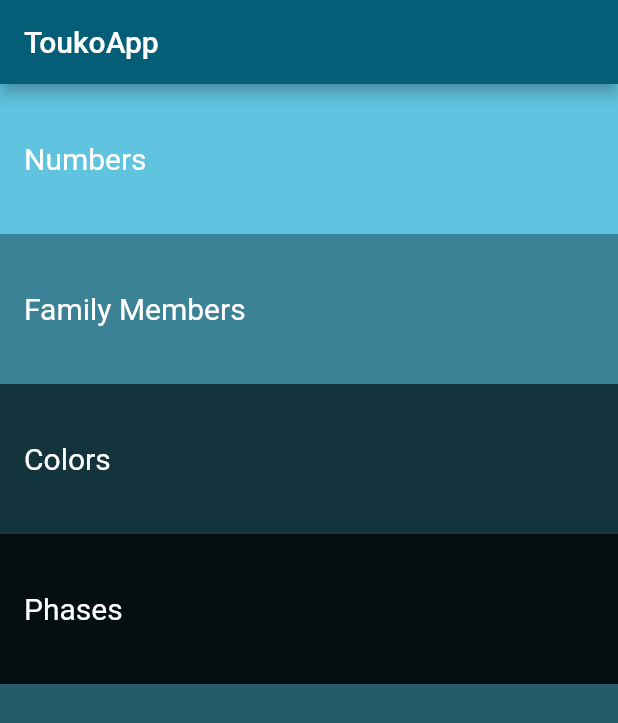
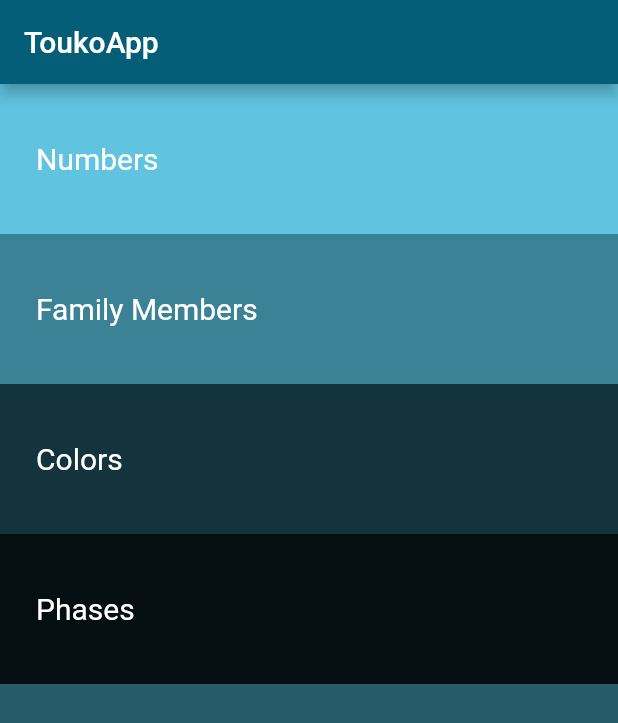
Before and after one commit to MohamedElmelegy74/Flutter, a Flutter app: the screen it shows after launch, on a phone screen of 412 x 824 dp. Shown: the top 723 px of the screen. Run offline on Flutter 3.47's test engine with Material 2 defaults, Android fonts, the phone set to English and light mode, and no system bars.

Commit message:
second commit

```diff
--- a/language_app/lib/Screens/home_screen.dart
+++ b/language_app/lib/Screens/home_screen.dart
@@ -1,30 +1,45 @@
 import 'package:flutter/material.dart';
+import 'package:language_app/Screens/numbers_screen.dart';
 import 'package:language_app/components/category_items.dart';
 
 class HomePage extends StatelessWidget {
-  HomePage({super.key});
+  const HomePage({super.key});
 
   @override
   Widget build(BuildContext context) {
     return Scaffold(
       appBar: AppBar(
         title: const Text('ToukoApp'),
-        backgroundColor: Color(0xff045E77),
+        backgroundColor: const Color(0xff045E77),
       ),
-      backgroundColor: Color(0xff265B6A),
+      backgroundColor: const Color(0xff265B6A),
       body: Column(
         children: [
           ///Numbers Screen
-          Category('Numbers', Color(0xff60C4E0), () {}),
+          Category(
+              text: 'Numbers',
+              color: const Color(0xff60C4E0),
+              onTop: () {
+                Navigator.push(context, MaterialPageRoute(builder: (context) {
+                  return const NumbersPage();
+                }));
+              }),
 
           ///Family Members Screen
-          Category('Family Members', Color(0xff3B8296), () {}),
+          Category(
+              text: 'Family Members',
+              color: const Color(0xff3B8296),
+              onTop: () {}),
 
           ///Colors Screen
-          Category('Colors', Color(0xff14343D), () {}),
+          Category(text: 'Colors',
+          color: const Color(0xff14343D),
+          onTop: () {}),
 
           ///Phases Screen
-          Category('Phases', Color(0xff050E11), () {})
+          Category(text: 'Phases',
+          color: const Color(0xff050E11),
+          onTop: () {})
         ],
       ),
     );
--- a/language_app/lib/components/category_items.dart
+++ b/language_app/lib/components/category_items.dart
@@ -1,25 +1,24 @@
 import 'package:flutter/material.dart';
-///This Cod For Grop Of Containers Items Can use it in any broject
 class Category extends StatelessWidget {
-  Category(this.text, this.color, this.onTop);
+  Category({super.key,  this.text, this.color, this.onTop});
 
-  Color? color;
-  VoidCallback? onTop;
-  String? text;
+   String? text;
+   Color? color;
+   VoidCallback? onTop;
 
   @override
   Widget build(BuildContext context) {
     return GestureDetector(
-      onTap: () {},
+      onTap:  onTop, ///we delete () on her to
       child: Container(
         width: double.infinity,
         height: 100,
-        padding:const EdgeInsets.only(left: 16),
+        padding: const EdgeInsets.only(left: 24),
         alignment: Alignment.centerLeft,
         color: color,
         child: Text(
           text!,
-          style:const TextStyle(fontSize: 20, color: Colors.white),
+          style: const TextStyle(fontSize: 20, color: Colors.white),
         ),
       ),
     );
```
Also changed, not shown: language_app/lib/Screens/numbers_screen.dart (+39 -1 lines), language_app/pubspec.yaml (+4 -3 lines).
